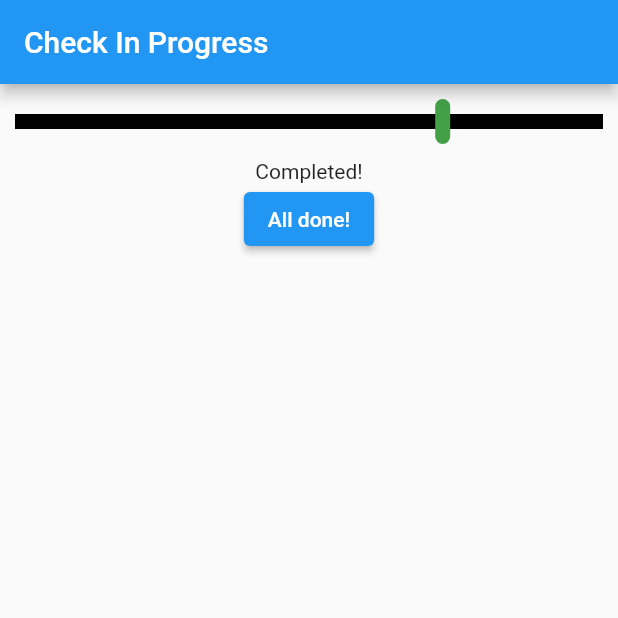
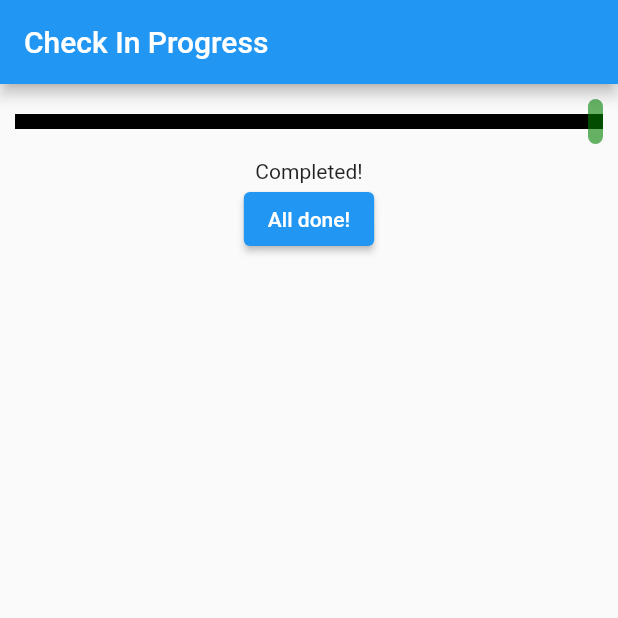
Before and after one commit to jayph88/animation_demo, a Flutter app: the screen it shows after launch, after a tap on "Next Step!", on a phone screen of 412 x 824 dp, the top half of it. Run offline on Flutter 3.47's test engine with Material 2 defaults, Android fonts, the phone set to English and light mode, and no system bars.

```diff
--- a/lib/main.dart
+++ b/lib/main.dart
@@ -48,6 +48,7 @@ class GoalTrackerWidgetState extends State<GoalTrackerWidget>
   late AnimationController _animationController;
   late Animation<double> _animation;
   late Animation<double> _rotateAnimation;
+  late Animation _fadeanimation;
   var _currentGoal = 0;
   late int _numGoals;
   var _buttonText = 'Next Step!';
@@ -63,7 +64,7 @@ class GoalTrackerWidgetState extends State<GoalTrackerWidget>
         AnimationController(duration: Duration(seconds: 2), vsync: this);
 
     _animation = Tween<double>(begin: 0, end: widget.width - 10.0)
-        .animate(CurvedAnimation(parent: _animationController, curve: Interval(0,.75)));
+        .animate(CurvedAnimation(parent: _animationController, curve: Interval(0,.5)));
     // _animation.addListener(() {
     //   setState(() {});
     // });
@@ -74,6 +75,12 @@ class GoalTrackerWidgetState extends State<GoalTrackerWidget>
     _rotateAnimation.addListener(() { setState(() {
 
     });});
+
+    _fadeanimation = TweenSequence([
+      TweenSequenceItem(tween: Tween<double>(begin:1, end: 0), weight: 1),
+      TweenSequenceItem(tween: Tween<double>(begin:0, end: 1), weight: 1),
+    ]).animate(CurvedAnimation(parent: _animationController, curve: Interval(.5,.75)));
+
 
     _numGoals = widget.numGoals;
     _progress = _nextStep;
@@ -125,7 +132,7 @@ class GoalTrackerWidgetState extends State<GoalTrackerWidget>
                     child: Container(
                       decoration: BoxDecoration(
                         borderRadius: BorderRadius.all(Radius.circular(5.0)),
-                        color: Colors.green[600],
+                        color: Color.fromRGBO(0,128,0,_fadeanimation.value),
                       ),
                       height: 30.0,
                       width: 10.0,
```
